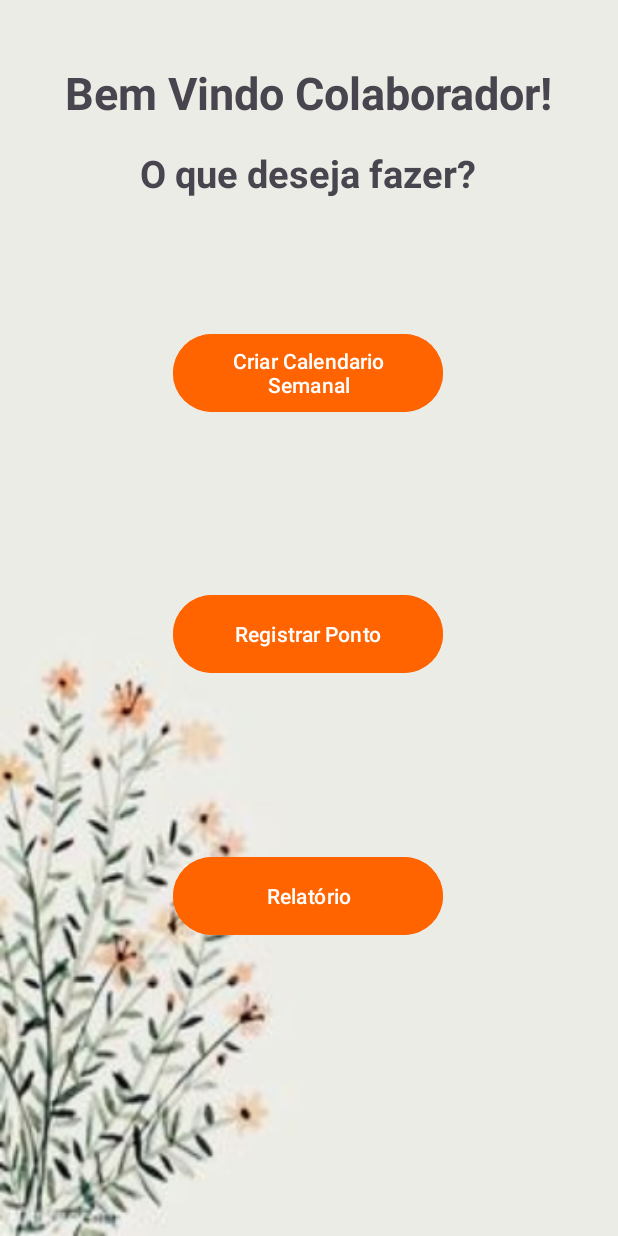
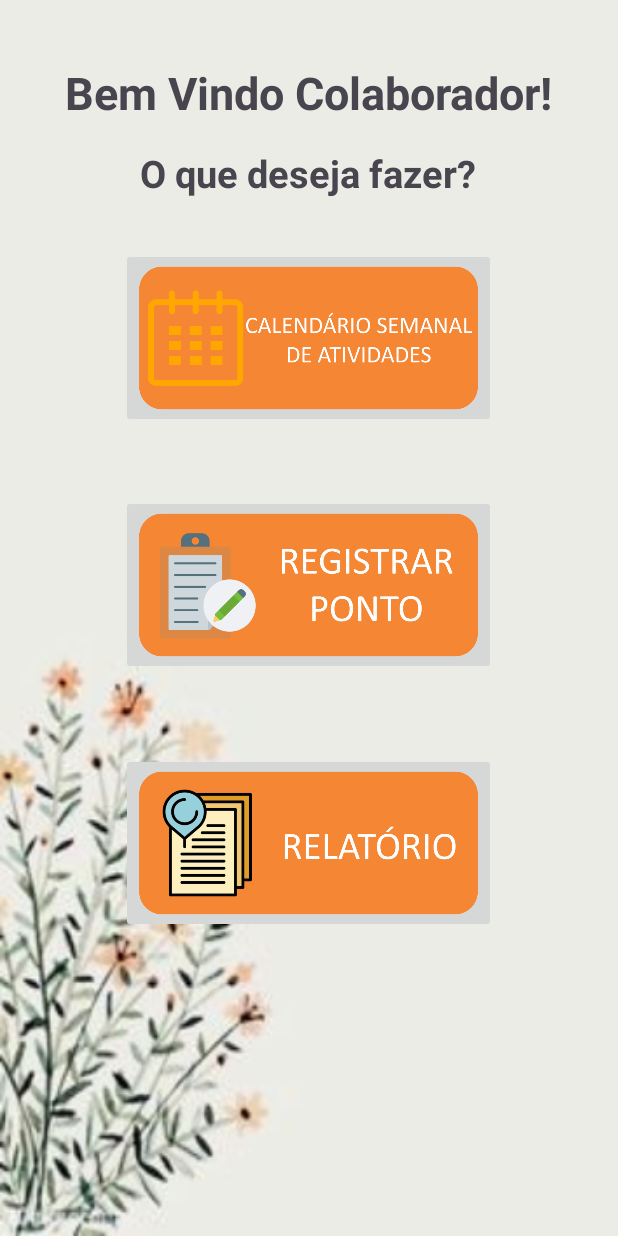
Before and after one commit to JoaoVitorMalaquias/ProjetoIntegrador-3.1, an Android app: the MainActivity screen opened directly, with no data from a screen before it, on a phone screen of 412 x 824 dp. Run offline under Robolectric (Android 15) with nearby library versions, the light colour scheme and no system bars; our stand-ins replace Firebase (no records; nobody signed in at launch, a user with empty details on screens opened directly).

Commit message:
Adicionando Layout dos Botões das funções

```diff
--- a/app/src/main/java/com/example/projintegrador/VerificandoLogin.kt
+++ b/app/src/main/java/com/example/projintegrador/VerificandoLogin.kt
@@ -5,6 +5,7 @@ import android.os.Bundle
 import android.util.Log
 import android.widget.Toast
 import androidx.appcompat.app.AppCompatActivity
+import com.example.projintegrador.databinding.ActivityEscolherServicoBinding
 import com.example.projintegrador.databinding.ActivityMainBinding
 import com.google.firebase.Firebase
 import com.google.firebase.auth.FirebaseAuth
@@ -31,9 +32,6 @@ class VerificandoLogin: AppCompatActivity() {
 
             if (email.isNotEmpty() && password.isNotEmpty()) {
                 signInWithEmailAndPassword(email, password)
-                Toast.makeText(this,"Login Efetuado com Sucesso", Toast.LENGTH_SHORT).show()
-                val NavigateToActivityMain = Intent(this, MainActivity::class.java)
-                startActivity(NavigateToActivityMain)
             } else {
                 Toast.makeText(
                     this@VerificandoLogin,
@@ -63,6 +61,9 @@ class VerificandoLogin: AppCompatActivity() {
         auth.signInWithEmailAndPassword(email, password).addOnCompleteListener { task ->
             if (task.isSuccessful) {
                 Log.d(TAG, "signInWithEmailAndPassword:Success")
+                Toast.makeText(this,"Login Efetuado com Sucesso", Toast.LENGTH_SHORT).show()
+                val navigateToActivityMain = Intent(this, MainActivity::class.java)
+                startActivity(navigateToActivityMain)
                 //val user = auth.currentUser
             } else {
                 Log.w(TAG, "signInUserWithEmailAndPassword:Failure", task.exception)
--- a/app/src/main/res/layout/activity_escolher_servico.xml
+++ b/app/src/main/res/layout/activity_escolher_servico.xml
@@ -36,43 +36,47 @@
         app:layout_constraintVertical_bias="0.0760" />
 
 
-    <Button
+    <ImageButton
         android:id="@+id/btnCalendarioSemanal"
-        android:layout_width="180dp"
-        android:layout_height="60dp"
-        android:backgroundTint="@color/laranja"
-        android:text="Criar Calendario Semanal"
+        android:layout_width="250dp"
+        android:layout_height="120dp"
+        android:scaleType="fitCenter"
         app:layout_constraintBottom_toBottomOf="parent"
         app:layout_constraintEnd_toEndOf="parent"
-        app:layout_constraintHorizontal_bias="0.497"
+        app:layout_constraintHorizontal_bias="0.496"
         app:layout_constraintStart_toStartOf="parent"
         app:layout_constraintTop_toBottomOf="@+id/textView"
-        app:layout_constraintVertical_bias="0.136" />
+        app:layout_constraintVertical_bias="0.057"
+        app:srcCompat="@drawable/calendario"
+        tools:ignore="MissingConstraints" />
 
-    <Button
+    <ImageButton
         android:id="@+id/btnRegistrarPonto"
-        android:layout_width="180dp"
-        android:layout_height="60dp"
-        android:backgroundTint="@color/laranja"
-        android:text="Registrar Ponto"
+        android:layout_width="250dp"
+        android:layout_height="120dp"
+        android:scaleType="fitCenter"
         app:layout_constraintBottom_toBottomOf="parent"
         app:layout_constraintEnd_toEndOf="parent"
-        app:layout_constraintHorizontal_bias="0.497"
+        app:layout_constraintHorizontal_bias="0.496"
         app:layout_constraintStart_toStartOf="parent"
-        app:layout_constraintTop_toBottomOf="@+id/textView"
-        app:layout_constraintVertical_bias="0.412" />
+        app:layout_constraintTop_toBottomOf="@+id/btnCalendarioSemanal"
+        app:layout_constraintVertical_bias="0.107"
+        app:srcCompat="@drawable/registrarponto"
+        tools:ignore="MissingConstraints" />
 
-    <Button
+    <ImageButton
         android:id="@+id/btnRelatorio"
-        android:layout_width="180dp"
-        android:layout_height="60dp"
-        android:backgroundTint="@color/laranja"
-        android:text="Relatório"
+        android:layout_width="250dp"
+        android:layout_height="120dp"
+        android:scaleType="fitCenter"
         app:layout_constraintBottom_toBottomOf="parent"
         app:layout_constraintEnd_toEndOf="parent"
-        app:layout_constraintHorizontal_bias="0.497"
+        app:layout_constraintHorizontal_bias="0.496"
         app:layout_constraintStart_toStartOf="parent"
-        app:layout_constraintTop_toBottomOf="@+id/textView"
-        app:layout_constraintVertical_bias="0.689" />
+        app:layout_constraintTop_toBottomOf="@+id/btnRegistrarPonto"
+        app:layout_constraintVertical_bias="0.204"
+        app:srcCompat="@drawable/relatorio"
+        tools:ignore="MissingConstraints" />
+
 
 </androidx.constraintlayout.widget.ConstraintLayout>
```
Also changed, not shown: app/src/main/res/drawable/calendario.png (added), app/src/main/res/drawable/registrarponto.png (added), app/src/main/res/drawable/relatorio.png (added).
